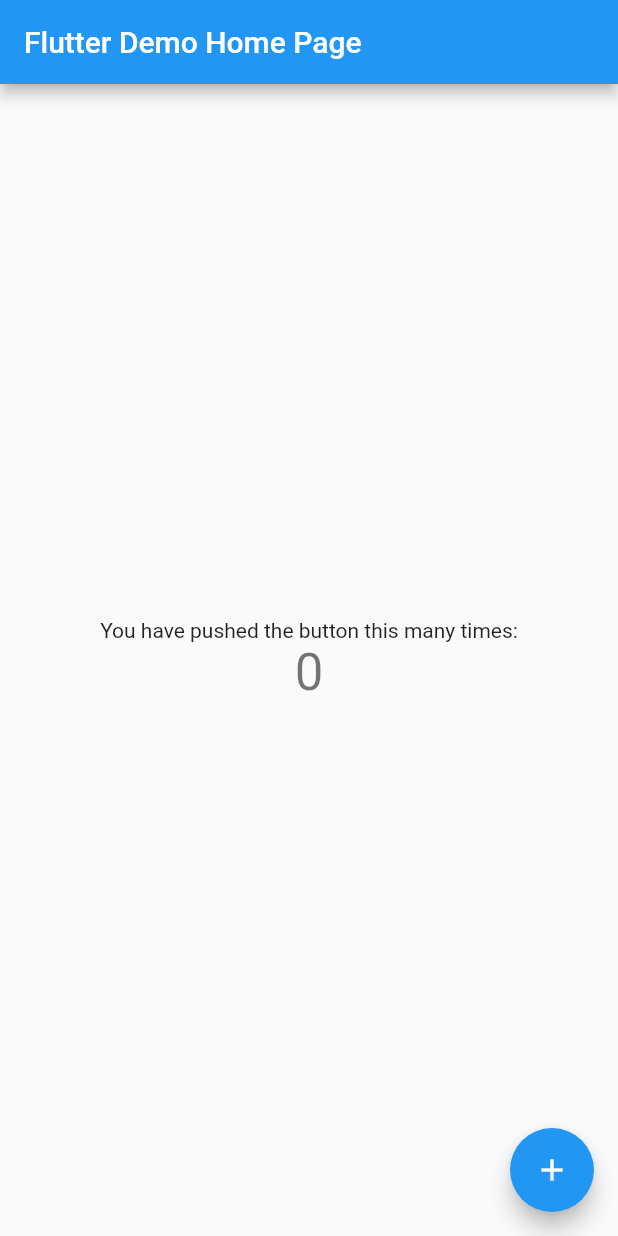
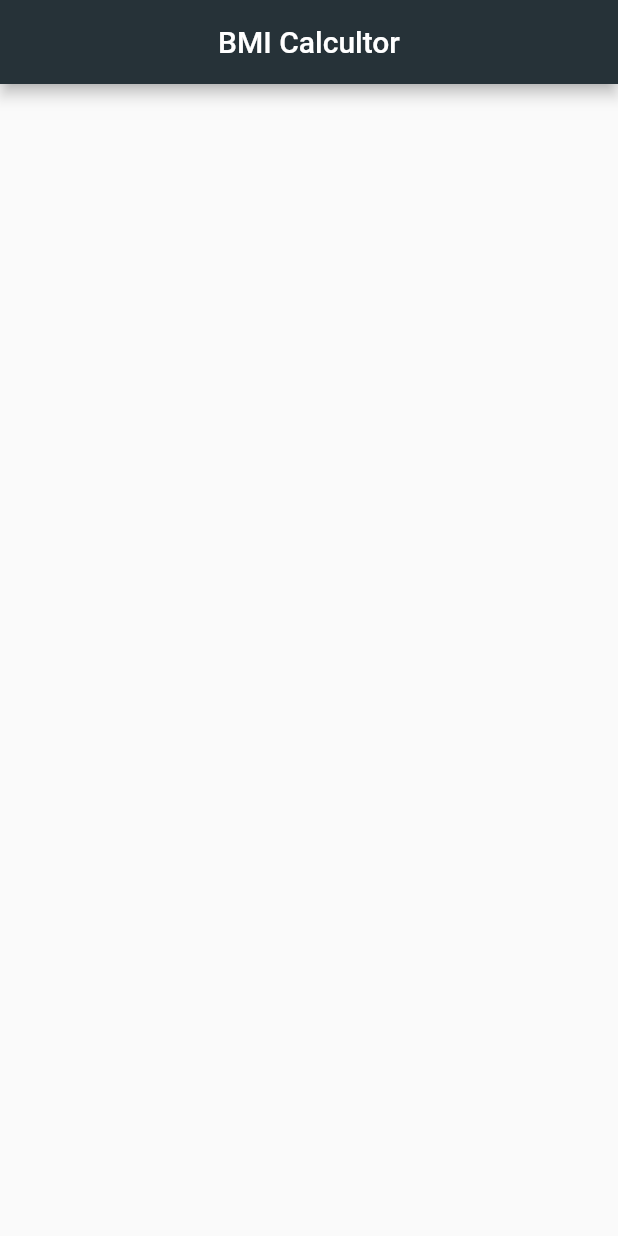
Before and after one commit to Baeyung/bmi_calculator, a Flutter app: the screen it shows after launch, on a phone screen of 412 x 824 dp. Run offline on Flutter 3.47's test engine with Material 2 defaults, Android fonts, the phone set to English and light mode, and no system bars.

Commit message:
--updated to skeleton project

```diff
--- a/lib/main.dart
+++ b/lib/main.dart
@@ -1,115 +1,36 @@
 import 'package:flutter/material.dart';
 
 void main() {
-  runApp(const MyApp());
+  runApp(const BmiCalculator());
 }
 
-class MyApp extends StatelessWidget {
-  const MyApp({Key? key}) : super(key: key);
+class BmiCalculator extends StatelessWidget {
+  const BmiCalculator({Key? key}) : super(key: key);
 
-  // This widget is the root of your application.
   @override
   Widget build(BuildContext context) {
-    return MaterialApp(
-      title: 'Flutter Demo',
-      theme: ThemeData(
-        // This is the theme of your application.
-        //
-        // Try running your application with "flutter run". You'll see the
-        // application has a blue toolbar. Then, without quitting the app, try
-        // changing the primarySwatch below to Colors.green and then invoke
-        // "hot reload" (press "r" in the console where you ran "flutter run",
-        // or simply save your changes to "hot reload" in a Flutter IDE).
-        // Notice that the counter didn't reset back to zero; the application
-        // is not restarted.
-        primarySwatch: Colors.blue,
-      ),
-      home: const MyHomePage(title: 'Flutter Demo Home Page'),
+    return const MaterialApp(
+      home: InputPage(),
     );
   }
 }
 
-class MyHomePage extends StatefulWidget {
-  const MyHomePage({Key? key, required this.title}) : super(key: key);
-
-  // This widget is the home page of your application. It is stateful, meaning
-  // that it has a State object (defined below) that contains fields that affect
-  // how it looks.
-
-  // This class is the configuration for the state. It holds the values (in this
-  // case the title) provided by the parent (in this case the App widget) and
-  // used by the build method of the State. Fields in a Widget subclass are
-  // always marked "final".
-
-  final String title;
+class InputPage extends StatefulWidget {
+  const InputPage({Key? key}) : super(key: key);
 
   @override
-  State<MyHomePage> createState() => _MyHomePageState();
+  _InputPageState createState() => _InputPageState();
 }
 
-class _MyHomePageState extends State<MyHomePage> {
-  int _counter = 0;
-
-  void _incrementCounter() {
-    setState(() {
-      // This call to setState tells the Flutter framework that something has
-      // changed in this State, which causes it to rerun the build method below
-      // so that the display can reflect the updated values. If we changed
-      // _counter without calling setState(), then the build method would not be
-      // called again, and so nothing would appear to happen.
-      _counter++;
-    });
-  }
-
+class _InputPageState extends State<InputPage> {
   @override
   Widget build(BuildContext context) {
-    // This method is rerun every time setState is called, for instance as done
-    // by the _incrementCounter method above.
-    //
-    // The Flutter framework has been optimized to make rerunning build methods
-    // fast, so that you can just rebuild anything that needs updating rather
-    // than having to individually change instances of widgets.
     return Scaffold(
       appBar: AppBar(
-        // Here we take the value from the MyHomePage object that was created by
-        // the App.build method, and use it to set our appbar title.
-        title: Text(widget.title),
+        centerTitle: true,
+        backgroundColor: Colors.blueGrey[900],
+        title: const Text('BMI Calcultor'),
       ),
-      body: Center(
-        // Center is a layout widget. It takes a single child and positions it
-        // in the middle of the parent.
-        child: Column(
-          // Column is also a layout widget. It takes a list of children and
-          // arranges them vertically. By default, it sizes itself to fit its
-          // children horizontally, and tries to be as tall as its parent.
-          //
-          // Invoke "debug painting" (press "p" in the console, choose the
-          // "Toggle Debug Paint" action from the Flutter Inspector in Android
-          // Studio, or the "Toggle Debug Paint" command in Visual Studio Code)
-          // to see the wireframe for each widget.
-          //
-          // Column has various properties to control how it sizes itself and
-          // how it positions its children. Here we use mainAxisAlignment to
-          // center the children vertically; the main axis here is the vertical
-          // axis because Columns are vertical (the cross axis would be
-          // horizontal).
-          mainAxisAlignment: MainAxisAlignment.center,
-          children: <Widget>[
-            const Text(
-              'You have pushed the button this many times:',
-            ),
-            Text(
-              '$_counter',
-              style: Theme.of(context).textTheme.headline4,
-            ),
-          ],
-        ),
-      ),
-      floatingActionButton: FloatingActionButton(
-        onPressed: _incrementCounter,
-        tooltip: 'Increment',
-        child: const Icon(Icons.add),
-      ), // This trailing comma makes auto-formatting nicer for build methods.
     );
   }
 }
```
Also changed, not shown: 1 other file.
